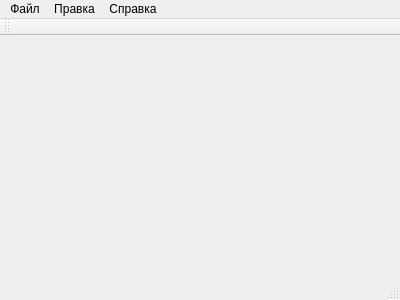
Before: the Qt Designer form mainwindow.ui in RuslanGainanov/AddressBID, drawn with Qt 5.
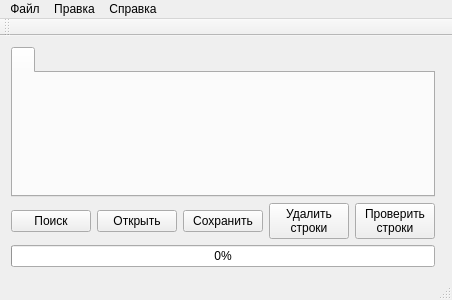
After: the same form once the commit is applied. Custom widgets are drawn as their Qt base class.

```diff
--- a/mainwindow.ui
+++ b/mainwindow.ui
@@ -13,7 +13,78 @@
   <property name="windowTitle">
    <string>MainWindow</string>
   </property>
-  <widget class="QWidget" name="centralWidget"/>
+  <widget class="QWidget" name="centralWidget">
+   <layout class="QGridLayout" name="gridLayout">
+    <item row="1" column="0">
+     <layout class="QGridLayout" name="_gridLayoutButtons">
+      <item row="0" column="0">
+       <widget class="QPushButton" name="_pushButtonSearch">
+        <property name="text">
+         <string>Поиск</string>
+        </property>
+       </widget>
+      </item>
+      <item row="0" column="3">
+       <widget class="QPushButton" name="_pushButtonDeleteRows">
+        <property name="text">
+         <string>Удалить 
+строки</string>
+        </property>
+       </widget>
+      </item>
+      <item row="0" column="1">
+       <widget class="QPushButton" name="_pushButtonOpen">
+        <property name="text">
+         <string>Открыть</string>
+        </property>
+       </widget>
+      </item>
+      <item row="0" column="2">
+       <widget class="QPushButton" name="_pushButtonSave">
+        <property name="text">
+         <string>Сохранить</string>
+        </property>
+       </widget>
+      </item>
+      <item row="0" column="4">
+       <widget class="QPushButton" name="_pushButtonCheckRows">
+        <property name="text">
+         <string>Проверить 
+строки</string>
+        </property>
+       </widget>
+      </item>
+     </layout>
+    </item>
+    <item row="2" column="0">
+     <widget class="QProgressBar" name="_progressBar">
+      <property name="value">
+       <number>0</number>
+      </property>
+     </widget>
+    </item>
+    <item row="0" column="0">
+     <widget class="TabWidget" name="_tabWidget">
+      <property name="currentIndex">
+       <number>0</number>
+      </property>
+      <widget class="QWidget" name="tab">
+       <attribute name="title">
+        <string/>
+       </attribute>
+       <zorder>gridLayoutWidget</zorder>
+      </widget>
+     </widget>
+    </item>
+    <item row="0" column="1">
+     <widget class="DebugWidget" name="_debugWidget" native="true">
+      <zorder>verticalLayoutWidget</zorder>
+      <zorder>verticalLayoutWidget</zorder>
+      <zorder>_progressBar</zorder>
+     </widget>
+    </item>
+   </layout>
+  </widget>
   <widget class="QMenuBar" name="menuBar">
    <property name="geometry">
     <rect>
@@ -23,7 +94,7 @@
      <height>20</height>
     </rect>
    </property>
-   <widget class="QMenu" name="menu">
+   <widget class="QMenu" name="_menuFile">
     <property name="title">
      <string>Файл</string>
     </property>
@@ -39,22 +110,22 @@
     <addaction name="separator"/>
     <addaction name="action_4"/>
    </widget>
-   <widget class="QMenu" name="menu_3">
+   <widget class="QMenu" name="_menuHelp">
     <property name="title">
      <string>Справка</string>
     </property>
     <addaction name="action_8"/>
    </widget>
-   <widget class="QMenu" name="menu_4">
+   <widget class="QMenu" name="_menuEdit">
     <property name="title">
      <string>Правка</string>
     </property>
     <addaction name="action_9"/>
     <addaction name="action_11"/>
    </widget>
-   <addaction name="menu"/>
-   <addaction name="menu_4"/>
-   <addaction name="menu_3"/>
+   <addaction name="_menuFile"/>
+   <addaction name="_menuEdit"/>
+   <addaction name="_menuHelp"/>
   </widget>
   <widget class="QToolBar" name="mainToolBar">
    <attribute name="toolBarArea">
@@ -112,6 +183,20 @@
   </action>
  </widget>
  <layoutdefault spacing="6" margin="11"/>
+ <customwidgets>
+  <customwidget>
+   <class>DebugWidget</class>
+   <extends>QWidget</extends>
+   <header>debugwidget.h</header>
+   <container>1</container>
+  </customwidget>
+  <customwidget>
+   <class>TabWidget</class>
+   <extends>QTabWidget</extends>
+   <header>tabwidget.h</header>
+   <container>1</container>
+  </customwidget>
+ </customwidgets>
  <resources/>
  <connections/>
 </ui>
```
Left out of the diff: 20 changed lines with no effect on the pictures.
